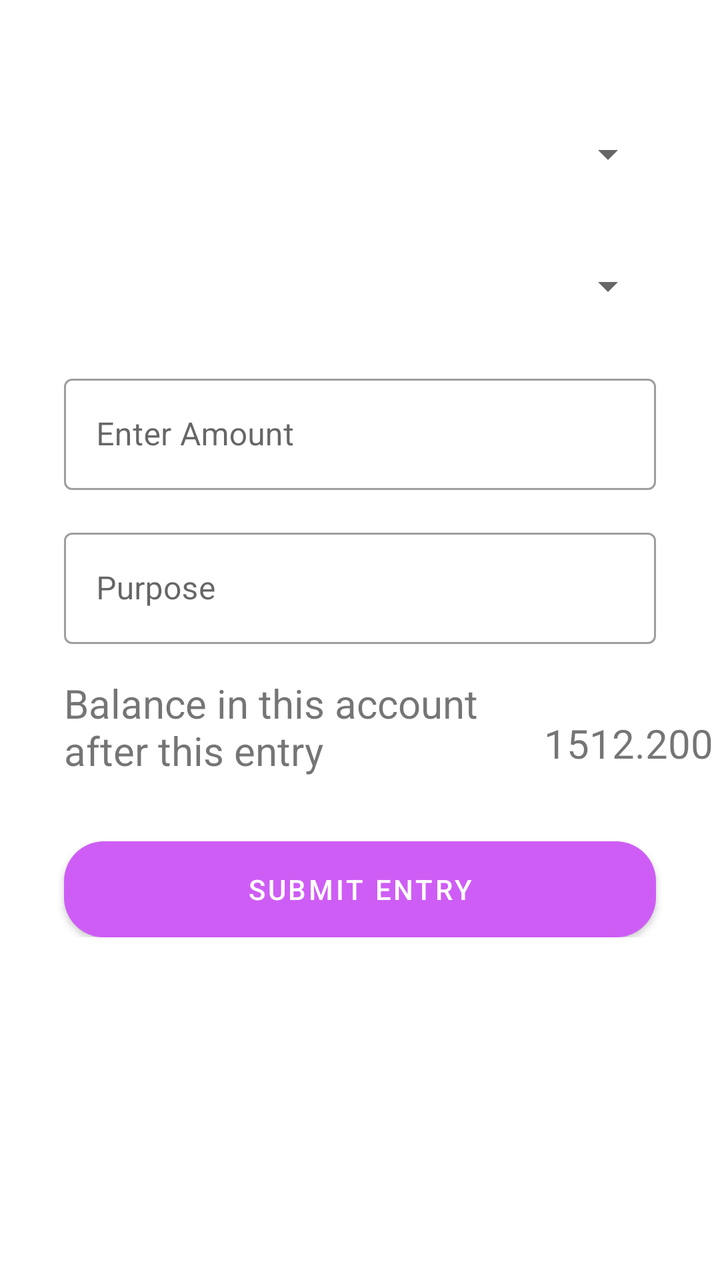
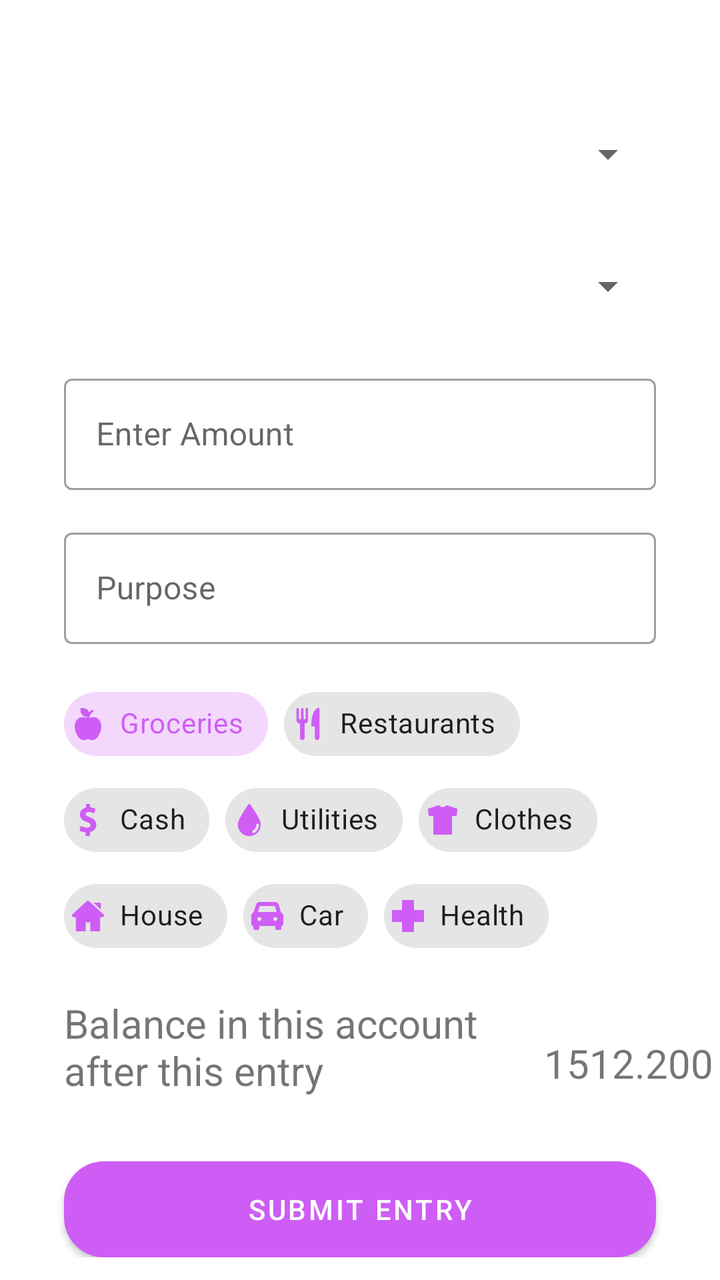

Two renders of the same Android screen: before a commit and after it. Below are the layout's source before the change and the commit's diff.
<!-- AndroidManifest.xml: application theme Theme.BudgetApp -->
<!-- res/layout/fragment_budget_entry.xml -->
<?xml version="1.0" encoding="utf-8"?>
<ScrollView xmlns:android="http://schemas.android.com/apk/res/android"
    xmlns:app="http://schemas.android.com/apk/res-auto"
    android:layout_width="match_parent"
    android:layout_height="match_parent">

    <androidx.constraintlayout.widget.ConstraintLayout
        android:id="@+id/budgetEntryConstraint"
        android:layout_width="match_parent"
        android:layout_height="match_parent"
        android:layout_above="@+id/budgetEntryConstraint">

        <Spinner
            android:id="@+id/bank_spinner"
            android:layout_width="match_parent"
            android:layout_height="50dp"
            android:layout_marginStart="32dp"
            android:layout_marginTop="52dp"
            android:layout_marginEnd="32dp"
            android:pointerIcon="arrow"
            app:layout_constraintEnd_toEndOf="parent"
            app:layout_constraintHorizontal_bias="0.0"
            app:layout_constraintStart_toStartOf="parent"
            app:layout_constraintTop_toTopOf="parent" />

        <Spinner
            android:id="@+id/debit_credit_spinner"
            android:layout_width="match_parent"
            android:layout_height="50dp"
            android:layout_marginStart="32dp"
            android:layout_marginTop="16dp"
            android:layout_marginEnd="32dp"
            android:pointerIcon="arrow"
            app:layout_constraintEnd_toEndOf="parent"
            app:layout_constraintHorizontal_bias="0.0"
            app:layout_constraintStart_toStartOf="parent"
            app:layout_constraintTop_toBottomOf="@+id/bank_spinner" />

        <com.google.android.material.textfield.TextInputLayout
            android:id="@+id/editAmountLayout"
            style="@style/Widget.MaterialComponents.TextInputLayout.OutlinedBox"
            android:layout_width="match_parent"
            android:layout_height="wrap_content"
            android:layout_marginStart="32dp"
            android:layout_marginTop="16dp"
            android:layout_marginEnd="32dp"
            android:hint="Enter Amount"
            app:layout_constraintEnd_toEndOf="parent"
            app:layout_constraintStart_toStartOf="parent"
            app:layout_constraintTop_toBottomOf="@+id/debit_credit_spinner">

            <com.google.android.material.textfield.TextInputEditText
                android:id="@+id/edit_amount"
                android:layout_width="match_parent"
                android:layout_height="wrap_content"
                android:inputType="numberDecimal"
                android:maxLength="7" />
        </com.google.android.material.textfield.TextInputLayout>

        <com.google.android.material.textfield.TextInputLayout
            android:id="@+id/purposeLayout"
            style="@style/Widget.MaterialComponents.TextInputLayout.OutlinedBox"
            android:layout_width="match_parent"
            android:layout_height="wrap_content"
            android:layout_marginStart="32dp"
            android:layout_marginTop="16dp"
            android:layout_marginEnd="32dp"
            android:hint="Purpose"
            app:layout_constraintEnd_toEndOf="parent"
            app:layout_constraintStart_toStartOf="parent"
            app:layout_constraintTop_toBottomOf="@+id/editAmountLayout">

            <com.google.android.material.textfield.TextInputEditText
                android:id="@+id/edit_purpose"
                android:layout_width="match_parent"
                android:layout_height="wrap_content"
                android:inputType="textCapWords" />

        </com.google.android.material.textfield.TextInputLayout>


        <TextView
            android:id="@+id/textView2"
            android:layout_width="wrap_content"
            android:layout_height="wrap_content"
            android:layout_marginStart="32dp"
            android:layout_marginTop="16dp"
            android:text="Balance in this account \nafter this entry"
            android:textSize="20dp"
            app:layout_constraintStart_toStartOf="parent"
            app:layout_constraintTop_toBottomOf="@+id/purposeLayout" />

        <TextView
            android:id="@+id/remainingBalance"
            android:layout_width="wrap_content"
            android:layout_height="wrap_content"
            android:layout_marginStart="28dp"
            android:layout_marginTop="36dp"
            android:text="1512.200"
            android:textSize="20dp"
            app:layout_constraintStart_toEndOf="@+id/textView2"
            app:layout_constraintTop_toBottomOf="@+id/purposeLayout" />

        <com.google.android.material.button.MaterialButton
            android:id="@+id/submit_budget_entry"
            android:layout_width="match_parent"
            android:layout_height="wrap_content"
            android:layout_marginStart="32dp"
            android:layout_marginTop="32dp"
            android:layout_marginEnd="32dp"
            android:background="@drawable/btn_back"
            android:text="Submit Entry"
            android:textColor="@color/white"
            app:layout_constraintEnd_toEndOf="parent"
            app:layout_constraintStart_toStartOf="parent"
            app:layout_constraintTop_toBottomOf="@+id/textView2" />


    </androidx.constraintlayout.widget.ConstraintLayout>

</ScrollView>
<!-- resources referenced by this layout -->
<resources>
  <color name="white">#FFFFFFFF</color>
  <!-- drawable btn_back (drawable) -->
  <?xml version="1.0" encoding="utf-8"?>
  <shape xmlns:android="http://schemas.android.com/apk/res/android"
      android:shape="rectangle">
      <solid
          android:color="@color/primary"/>
      <corners
          android:radius="20dp"/>
  </shape>
  <style name="Theme.BudgetApp" parent="Theme.MaterialComponents.DayNight.DarkActionBar">
          
          <item name="colorPrimary">@color/primary</item>
          <item name="colorPrimaryVariant">@color/primaryDark</item>
          <item name="colorOnPrimary">@color/white</item>
          
          <item name="colorSecondary">@color/primary</item>
          <item name="colorSecondaryVariant">@color/primaryDark</item>
          <item name="colorOnSecondary">@color/black</item>
          
          <item name="android:statusBarColor" tools:targetApi="l">?attr/colorPrimaryVariant</item>
          
          <item name="spinnerColor">@color/black</item>
      </style>
  <color name="primary">#CE5DF5</color>
  <color name="primaryDark">#6E3682</color>
  <color name="black">#FF000000</color>
</resources>

<!-- the commit's change to res/layout/fragment_budget_entry.xml (unified diff, before → after) -->
@@ -14,9 +14,8 @@
             android:id="@+id/bank_spinner"
             android:layout_width="match_parent"
             android:layout_height="50dp"
-            android:layout_marginStart="32dp"
+            android:layout_marginHorizontal="32dp"
             android:layout_marginTop="52dp"
-            android:layout_marginEnd="32dp"
             android:pointerIcon="arrow"
             app:layout_constraintEnd_toEndOf="parent"
             app:layout_constraintHorizontal_bias="0.0"
@@ -27,9 +26,8 @@
             android:id="@+id/debit_credit_spinner"
             android:layout_width="match_parent"
             android:layout_height="50dp"
-            android:layout_marginStart="32dp"
-            android:layout_marginTop="16dp"
-            android:layout_marginEnd="32dp"
+            android:layout_marginHorizontal="32dp"
+            android:layout_marginTop="16dp"
             android:pointerIcon="arrow"
             app:layout_constraintEnd_toEndOf="parent"
             app:layout_constraintHorizontal_bias="0.0"
@@ -41,9 +39,8 @@
             style="@style/Widget.MaterialComponents.TextInputLayout.OutlinedBox"
             android:layout_width="match_parent"
             android:layout_height="wrap_content"
-            android:layout_marginStart="32dp"
-            android:layout_marginTop="16dp"
-            android:layout_marginEnd="32dp"
+            android:layout_marginHorizontal="32dp"
+            android:layout_marginTop="16dp"
             android:hint="Enter Amount"
             app:layout_constraintEnd_toEndOf="parent"
             app:layout_constraintStart_toStartOf="parent"
@@ -62,9 +59,8 @@
             style="@style/Widget.MaterialComponents.TextInputLayout.OutlinedBox"
             android:layout_width="match_parent"
             android:layout_height="wrap_content"
-            android:layout_marginStart="32dp"
-            android:layout_marginTop="16dp"
-            android:layout_marginEnd="32dp"
+            android:layout_marginHorizontal="32dp"
+            android:layout_marginTop="16dp"
             android:hint="Purpose"
             app:layout_constraintEnd_toEndOf="parent"
             app:layout_constraintStart_toStartOf="parent"
@@ -78,6 +74,100 @@
 
         </com.google.android.material.textfield.TextInputLayout>
 
+        <com.google.android.material.chip.ChipGroup
+            android:id="@+id/chip_group"
+            android:layout_width="0dp"
+            android:layout_height="wrap_content"
+            android:layout_marginHorizontal="32dp"
+            android:layout_marginTop="16dp"
+            app:layout_constraintEnd_toEndOf="parent"
+            app:layout_constraintStart_toStartOf="parent"
+            app:layout_constraintTop_toBottomOf="@id/purposeLayout"
+            app:selectionRequired="true"
+            app:singleSelection="true">
+
+            <com.google.android.material.chip.Chip
+                style="@style/Widget.MaterialComponents.Chip.Choice"
+                android:layout_width="wrap_content"
+                android:layout_height="wrap_content"
+                android:checked="true"
+                android:text="Groceries"
+                app:chipIcon="@drawable/cat_groceries"
+                app:chipIconSize="16dp"
+                app:chipIconTint="@color/primary"
+                app:chipIconVisible="true" />
+
+            <com.google.android.material.chip.Chip
+                style="@style/Widget.MaterialComponents.Chip.Choice"
+                android:layout_width="wrap_content"
+                android:layout_height="wrap_content"
+                android:text="Restaurants"
+                app:chipIcon="@drawable/cat_restaurants"
+                app:chipIconSize="16dp"
+                app:chipIconTint="@color/primary"
+                app:chipIconVisible="true" />
+
+            <com.google.android.material.chip.Chip
+                style="@style/Widget.MaterialComponents.Chip.Choice"
+                android:layout_width="wrap_content"
+                android:layout_height="wrap_content"
+                android:text="Cash"
+                app:chipIcon="@drawable/cat_cash"
+                app:chipIconSize="16dp"
+                app:chipIconTint="@color/primary"
+                app:chipIconVisible="true" />
+
+            <com.google.android.material.chip.Chip
+                style="@style/Widget.MaterialComponents.Chip.Choice"
+                android:layout_width="wrap_content"
+                android:layout_height="wrap_content"
+                android:text="Utilities"
+                app:chipIcon="@drawable/cat_utilities"
+                app:chipIconSize="16dp"
+                app:chipIconTint="@color/primary"
+                app:chipIconVisible="true" />
+
+            <com.google.android.material.chip.Chip
+                style="@style/Widget.MaterialComponents.Chip.Choice"
+                android:layout_width="wrap_content"
+                android:layout_height="wrap_content"
+                android:text="Clothes"
+                app:chipIcon="@drawable/cat_clothes"
+                app:chipIconSize="16dp"
+                app:chipIconTint="@color/primary"
+                app:chipIconVisible="true" />
+
+            <com.google.android.material.chip.Chip
+                style="@style/Widget.MaterialComponents.Chip.Choice"
+                android:layout_width="wrap_content"
+                android:layout_height="wrap_content"
+                android:text="House"
+                app:chipIcon="@drawable/cat_house"
+                app:chipIconSize="16dp"
+                app:chipIconTint="@color/primary"
+                app:chipIconVisible="true" />
+
+            <com.google.android.material.chip.Chip
+                style="@style/Widget.MaterialComponents.Chip.Choice"
+                android:layout_width="wrap_content"
+                android:layout_height="wrap_content"
+                android:text="Car"
+                app:chipIcon="@drawable/cat_car"
+                app:chipIconSize="16dp"
+                app:chipIconTint="@color/primary"
+                app:chipIconVisible="true" />
+
+            <com.google.android.material.chip.Chip
+                style="@style/Widget.MaterialComponents.Chip.Choice"
+                android:layout_width="wrap_content"
+                android:layout_height="wrap_content"
+                android:text="Health"
+                app:chipIcon="@drawable/cat_health"
+                app:chipIconSize="16dp"
+                app:chipIconTint="@color/primary"
+                app:chipIconVisible="true" />
+
+        </com.google.android.material.chip.ChipGroup>
 
         <TextView
             android:id="@+id/textView2"
@@ -88,7 +178,7 @@
             android:text="Balance in this account \nafter this entry"
             android:textSize="20dp"
             app:layout_constraintStart_toStartOf="parent"
-            app:layout_constraintTop_toBottomOf="@+id/purposeLayout" />
+            app:layout_constraintTop_toBottomOf="@+id/chip_group" />
 
         <TextView
             android:id="@+id/remainingBalance"
@@ -99,7 +189,7 @@
             android:text="1512.200"
             android:textSize="20dp"
             app:layout_constraintStart_toEndOf="@+id/textView2"
-            app:layout_constraintTop_toBottomOf="@+id/purposeLayout" />
+            app:layout_constraintTop_toBottomOf="@+id/chip_group" />
 
         <com.google.android.material.button.MaterialButton
             android:id="@+id/submit_budget_entry"
<!-- resource entries referenced after the edit -->
@@ -10,6 +10,14 @@
       <corners
           android:radius="20dp"/>
   </shape>
+  <!-- drawable cat_car: vector/xml drawable (drawable, 4427 chars, omitted) -->
+  <!-- drawable cat_cash: vector/xml drawable (drawable, 3391 chars, omitted) -->
+  <!-- drawable cat_clothes: vector/xml drawable (drawable, 4886 chars, omitted) -->
+  <!-- drawable cat_groceries: vector/xml drawable (drawable, 2016 chars, omitted) -->
+  <!-- drawable cat_health: vector/xml drawable (drawable, 5209 chars, omitted) -->
+  <!-- drawable cat_house: vector/xml drawable (drawable, 6124 chars, omitted) -->
+  <!-- drawable cat_restaurants: vector/xml drawable (drawable, 6863 chars, omitted) -->
+  <!-- drawable cat_utilities: vector/xml drawable (drawable, 2525 chars, omitted) -->
   <style name="Theme.BudgetApp" parent="Theme.MaterialComponents.DayNight.DarkActionBar">
           
           <item name="colorPrimary">@color/primary</item>
